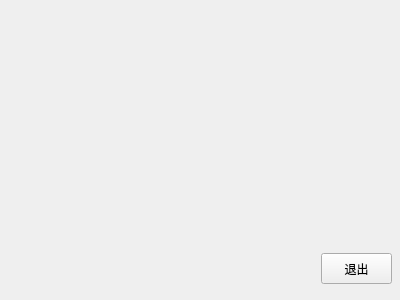
Before: the Qt Designer form chatter/login.ui in seekforwhat/test, drawn with Qt 5.
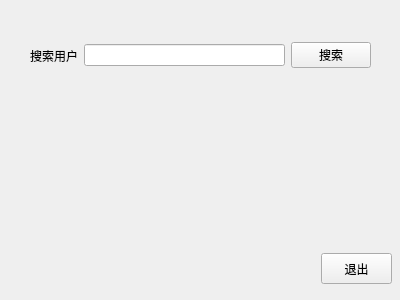
After: the same form once the commit is applied.

```diff
--- a/chatter/login.ui
+++ b/chatter/login.ui
@@ -26,6 +26,42 @@
     <string>退出</string>
    </property>
   </widget>
+  <widget class="QWidget" name="horizontalLayoutWidget">
+   <property name="geometry">
+    <rect>
+     <x>30</x>
+     <y>30</y>
+     <width>341</width>
+     <height>51</height>
+    </rect>
+   </property>
+   <layout class="QHBoxLayout" name="horizontalLayout" stretch="1,10,2">
+    <property name="spacing">
+     <number>6</number>
+    </property>
+    <item>
+     <widget class="QLabel" name="search_label">
+      <property name="text">
+       <string>搜索用户</string>
+      </property>
+     </widget>
+    </item>
+    <item>
+     <widget class="QLineEdit" name="search_Edit">
+      <property name="text">
+       <string/>
+      </property>
+     </widget>
+    </item>
+    <item>
+     <widget class="QPushButton" name="search_Button">
+      <property name="text">
+       <string>搜索</string>
+      </property>
+     </widget>
+    </item>
+   </layout>
+  </widget>
  </widget>
  <resources/>
  <connections/>
```
